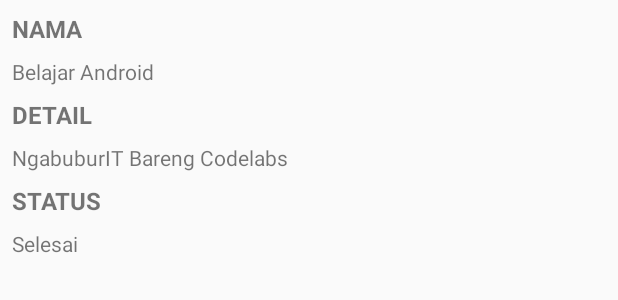
After one commit to GoLok56/NgabuburIt, an Android app: the layout activity_detail.xml on its own in the app's theme, with its tools: preview values and no code run, on a phone screen of 412 x 824 dp. The commit adds this screen. Shown: the top 300 px of the screen. Run offline under Robolectric (Android 15) with nearby library versions, the phone set to English and light mode, and no system bars.

Commit message:
add layouts

```diff
--- /dev/null
+++ b/app/src/main/res/layout/activity_detail.xml
@@ -0,0 +1,81 @@
+<?xml version="1.0" encoding="utf-8"?>
+<android.support.constraint.ConstraintLayout xmlns:android="http://schemas.android.com/apk/res/android"
+    xmlns:app="http://schemas.android.com/apk/res-auto"
+    xmlns:tools="http://schemas.android.com/tools"
+    android:layout_width="match_parent"
+    android:layout_height="match_parent"
+    tools:context=".detail.DetailActivity">
+
+    <TextView
+        android:id="@+id/textViewLabelNamaTodoActivityDetail"
+        android:layout_width="wrap_content"
+        android:layout_height="wrap_content"
+        android:layout_marginStart="8dp"
+        android:layout_marginTop="8dp"
+        android:text="Nama"
+        android:textAllCaps="true"
+        android:textSize="16sp"
+        android:textStyle="bold"
+        app:layout_constraintStart_toStartOf="parent"
+        app:layout_constraintTop_toTopOf="parent" />
+
+    <TextView
+        android:id="@+id/textViewNamaTodoActivityDetail"
+        android:layout_width="0dp"
+        android:layout_height="wrap_content"
+        android:layout_marginEnd="8dp"
+        android:layout_marginStart="8dp"
+        android:layout_marginTop="8dp"
+        app:layout_constraintEnd_toEndOf="parent"
+        app:layout_constraintStart_toStartOf="parent"
+        app:layout_constraintTop_toBottomOf="@+id/textViewLabelNamaTodoActivityDetail"
+        tools:text="Belajar Android" />
+
+    <TextView
+        android:id="@+id/textViewLabelDetailTodoActivityDetail"
+        android:layout_width="wrap_content"
+        android:layout_height="wrap_content"
+        android:layout_marginStart="8dp"
+        android:layout_marginTop="8dp"
+        android:text="Detail"
+        android:textAllCaps="true"
+        android:textSize="16sp"
+        android:textStyle="bold"
+        app:layout_constraintStart_toStartOf="parent"
+        app:layout_constraintTop_toBottomOf="@+id/textViewNamaTodoActivityDetail" />
+
+    <TextView
+        android:id="@+id/textViewDetailTodoActivityDetail"
+        android:layout_width="0dp"
+        android:layout_height="wrap_content"
+        android:layout_marginEnd="8dp"
+        android:layout_marginStart="8dp"
+        android:layout_marginTop="8dp"
+        app:layout_constraintEnd_toEndOf="parent"
+        app:layout_constraintStart_toStartOf="parent"
+        app:layout_constraintTop_toBottomOf="@+id/textViewLabelDetailTodoActivityDetail"
+        tools:text="NgabuburIT Bareng Codelabs" />
+
+    <TextView
+        android:id="@+id/textViewLabelStatusActivityDetail"
+        android:layout_width="wrap_content"
+        android:layout_height="wrap_content"
+        android:layout_marginStart="8dp"
+        android:layout_marginTop="8dp"
+        android:text="Status"
+        android:textAllCaps="true"
+        android:textSize="16sp"
+        android:textStyle="bold"
+        app:layout_constraintStart_toStartOf="parent"
+        app:layout_constraintTop_toBottomOf="@+id/textViewDetailTodoActivityDetail" />
+
+    <TextView
+        android:id="@+id/textViewStatusTodoActivityDetail"
+        android:layout_width="wrap_content"
+        android:layout_height="wrap_content"
+        android:layout_marginStart="8dp"
+        android:layout_marginTop="8dp"
+        app:layout_constraintStart_toStartOf="parent"
+        app:layout_constraintTop_toBottomOf="@+id/textViewLabelStatusActivityDetail"
+        tools:text="Selesai" />
+</android.support.constraint.ConstraintLayout>
--- a/app/src/main/res/layout/activity_main.xml
+++ b/app/src/main/res/layout/activity_main.xml
@@ -1,15 +1,17 @@
+
 <?xml version="1.0" encoding="utf-8"?>
 <android.support.constraint.ConstraintLayout xmlns:android="http://schemas.android.com/apk/res/android"
     xmlns:app="http://schemas.android.com/apk/res-auto"
     xmlns:tools="http://schemas.android.com/tools"
     android:layout_width="match_parent"
     android:layout_height="match_parent"
-    tools:context=".MainActivity">
+    tools:context=".main.MainActivity">
 
     <android.support.v7.widget.RecyclerView
         android:id="@+id/recyclerviewTodolistActivityMain"
         android:layout_width="0dp"
         android:layout_height="0dp"
+        app:layoutManager="android.support.v7.widget.LinearLayoutManager"
         app:layout_constraintBottom_toBottomOf="parent"
         app:layout_constraintEnd_toEndOf="parent"
         app:layout_constraintStart_toStartOf="parent"
--- a/app/src/main/res/values/strings.xml
+++ b/app/src/main/res/values/strings.xml
@@ -1,3 +1,5 @@
 <resources>
-    <string name="app_name">NgabuburIt</string>
+    <string name="app_name">ToDo App</string>
+    <string name="activity_add_todo_nama_todo">Nama</string>
+    <string name="activity_add_todo_deskripsi_todo">Deskripsi</string>
 </resources>
```
Also changed, not shown: app/build.gradle (+5 -4 lines), app/src/main/res/layout/activity_add_todo.xml (added, +48 -0 lines).
